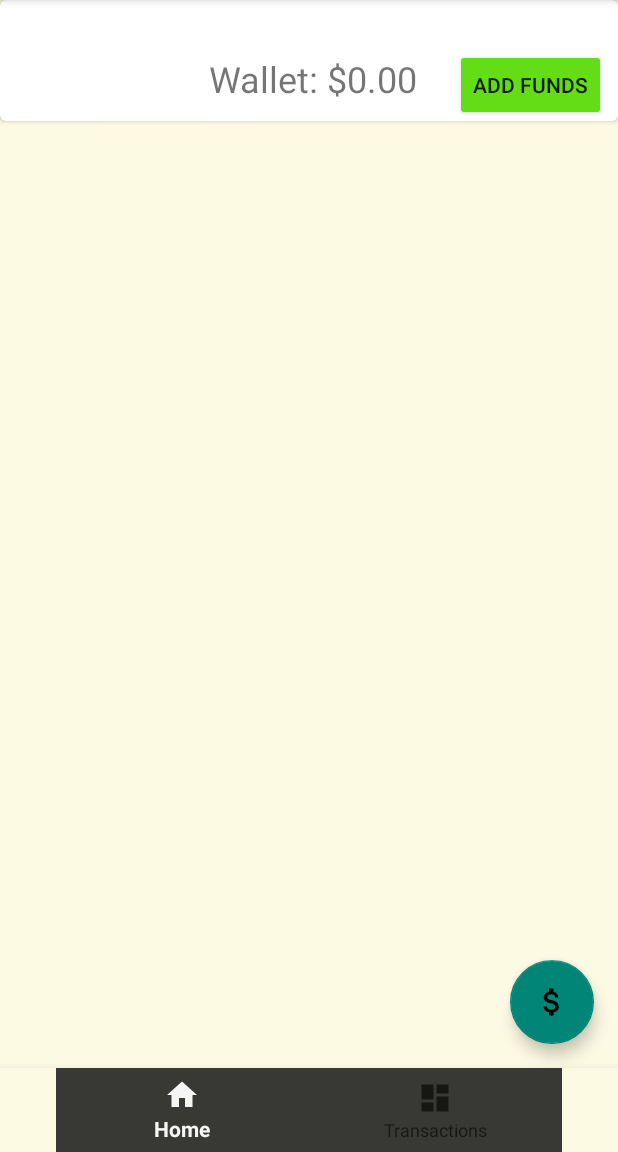
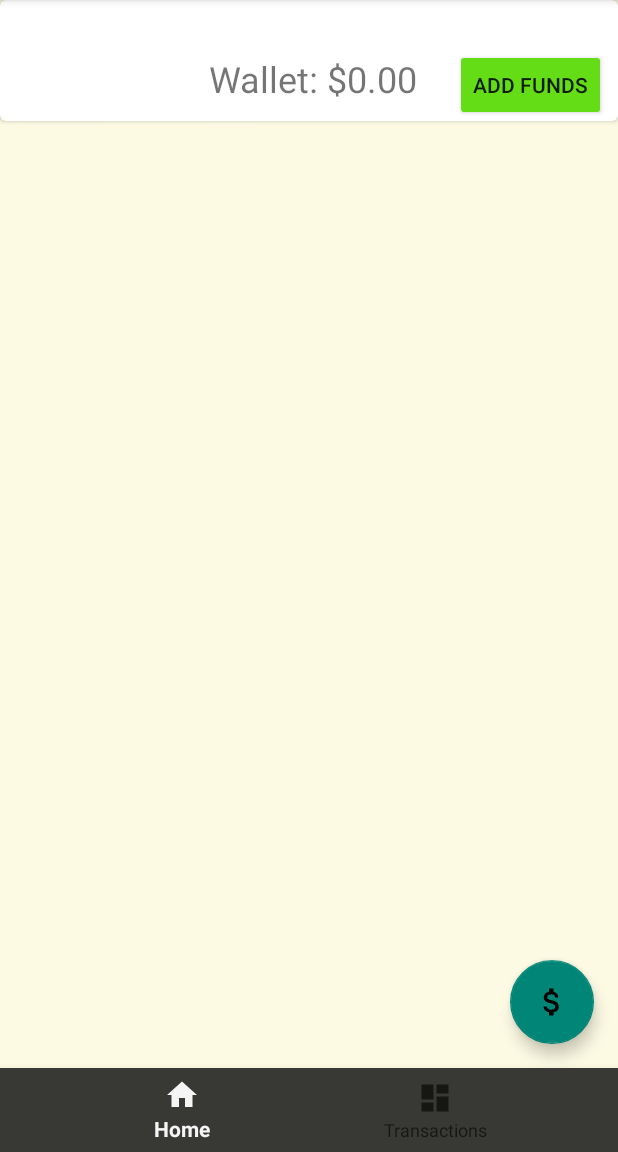
Before and after one commit to Calandra-a/PAyTEL, an Android app: the layout activity_home.xml on its own in the app's theme, with its tools: preview values and no code run, on a phone screen of 412 x 824 dp, the part 84-1236 px from its top. Run offline under Robolectric (Android 15) with nearby library versions, the phone set to English and light mode, and no system bars.

Commit message:
navbar full width strecth

```diff
--- a/Application/android/app/src/main/res/layout/activity_home.xml
+++ b/Application/android/app/src/main/res/layout/activity_home.xml
@@ -60,14 +60,15 @@
 
     <android.support.design.widget.BottomNavigationView
         android:id="@+id/navigation"
-        android:layout_width="0dp"
+        android:layout_width="match_parent"
         android:layout_height="wrap_content"
-        android:background="?android:attr/windowBackground"
+        android:background="@color/navbar_material_dark"
         app:itemBackground="@color/navbar_material_dark"
         app:layout_constraintBottom_toBottomOf="parent"
         app:layout_constraintLeft_toLeftOf="parent"
         app:layout_constraintRight_toRightOf="parent"
-        app:menu="@menu/navigation" />
+        app:menu="@menu/navigation"
+        />
 
 
     <android.support.design.widget.FloatingActionButton
@@ -76,9 +77,9 @@
         android:layout_height="wrap_content"
         android:layout_gravity="bottom"
         android:layout_margin="16dp"
+        android:layout_marginTop="8dp"
+        android:layout_marginEnd="16dp"
         android:layout_marginBottom="8dp"
-        android:layout_marginEnd="16dp"
-        android:layout_marginTop="8dp"
         android:src="@drawable/ic_attach_money_black_24dp"
         app:layout_constraintBottom_toTopOf="@+id/navigation"
         app:layout_constraintEnd_toEndOf="parent"
@@ -102,12 +103,13 @@
             android:layout_width="match_parent"
             android:layout_height="wrap_content"
             android:orientation="vertical">
+
             <TextView
                 android:id="@+id/info_username"
                 android:layout_width="wrap_content"
                 android:layout_height="wrap_content"
+                android:layout_alignParentTop="true"
                 android:layout_centerHorizontal="true"
-                android:layout_alignParentTop="true"
                 android:textSize="24sp" />
 
             <TextView
@@ -127,12 +129,17 @@
                 android:layout_width="wrap_content"
                 android:layout_height="wrap_content"
                 android:layout_alignWithParentIfMissing="true"
+                android:layout_below="@+id/info_username"
                 android:layout_alignParentRight="true"
-                android:layout_below="@+id/info_username"
                 android:layout_marginRight="8dp"
                 android:text="Add Funds" />
         </RelativeLayout>
 
     </android.support.v7.widget.CardView>
 
+    <android.support.constraint.Group
+        android:id="@+id/group"
+        android:layout_width="wrap_content"
+        android:layout_height="wrap_content" />
+
 </android.support.constraint.ConstraintLayout>
```
